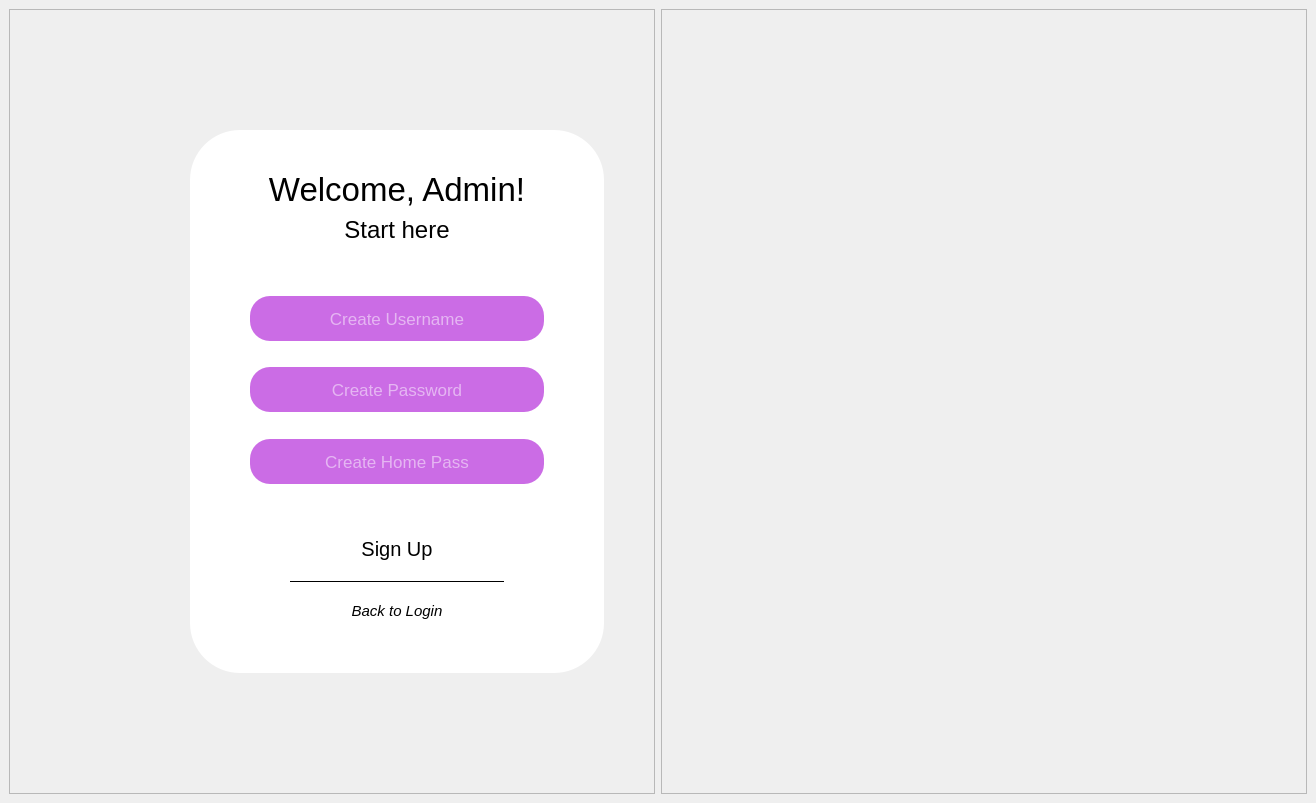
alexskh5/ENTRYSAFE, file ui/signup.ui: the form before one commit.
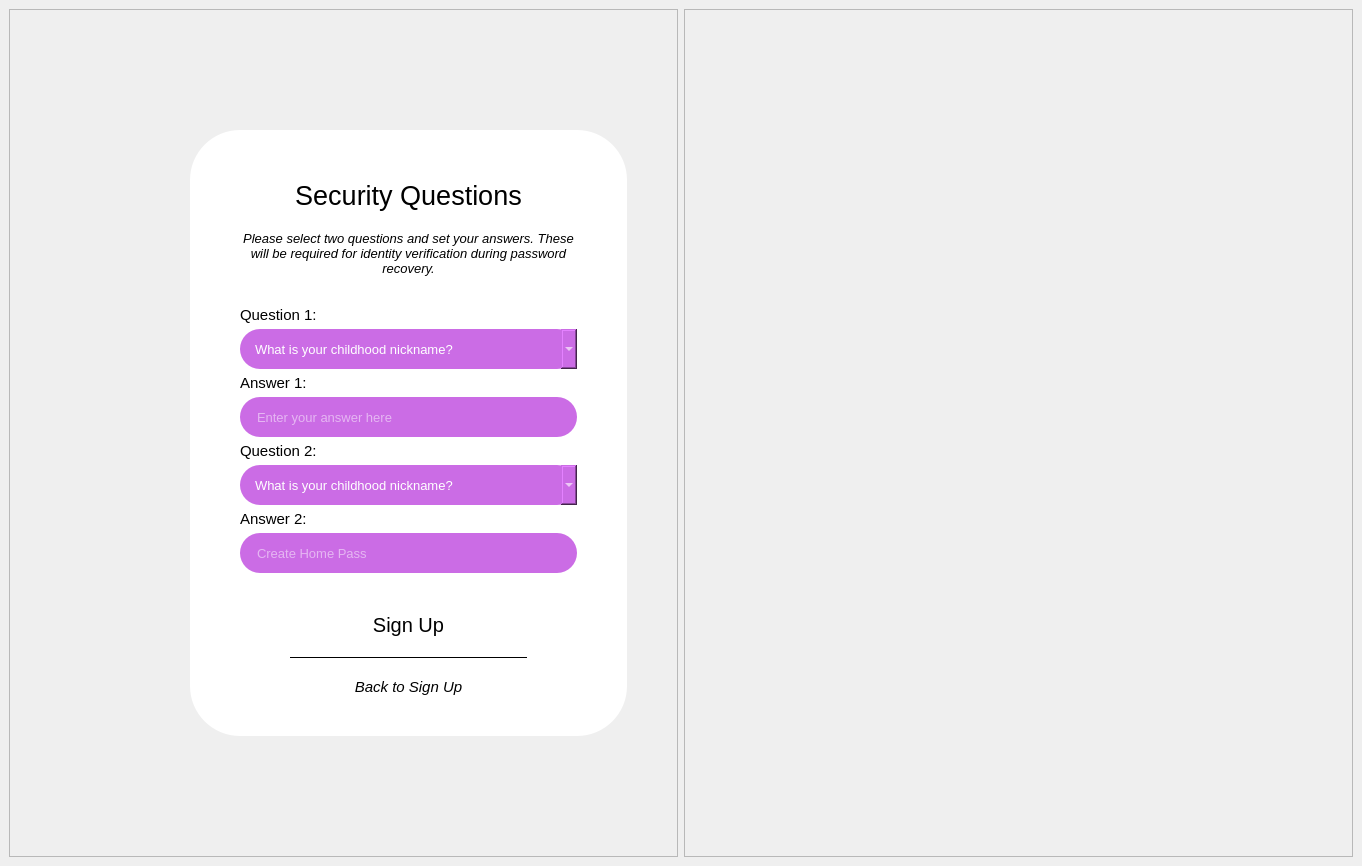
The form after the commit. Icons and pictures are not drawn.

Commit message: signup, login update. wa pina nahuman ang students ayaw lang sa tagda

The edit to the form file:
```diff
--- a/ui/signup.ui
+++ b/ui/signup.ui
@@ -6,8 +6,8 @@
    <rect>
     <x>0</x>
     <y>0</y>
-    <width>1316</width>
-    <height>803</height>
+    <width>1362</width>
+    <height>866</height>
    </rect>
   </property>
   <property name="windowTitle">
@@ -43,6 +43,28 @@
         <number>120</number>
        </property>
        <item>
+        <widget class="QStackedWidget" name="stackedWidget">
+         <property name="currentIndex">
+          <number>1</number>
+         </property>
+         <widget class="QWidget" name="signUpPage">
+          <layout class="QHBoxLayout" name="horizontalLayout_2">
+           <property name="spacing">
+            <number>0</number>
+           </property>
+           <property name="leftMargin">
+            <number>0</number>
+           </property>
+           <property name="topMargin">
+            <number>0</number>
+           </property>
+           <property name="rightMargin">
+            <number>0</number>
+           </property>
+           <property name="bottomMargin">
+            <number>0</number>
+           </property>
+           <item>
         <widget class="QFrame" name="loginField">
          <property name="styleSheet">
           <string notr="true">background-color: white;
@@ -401,7 +423,7 @@
               </spacer>
              </item>
              <item>
-              <widget class="QPushButton" name="signupBtn">
+                  <widget class="QPushButton" name="nextBtn">
                <property name="font">
                 <font>
                  <pointsize>15</pointsize>
@@ -409,7 +431,7 @@
                 </font>
                </property>
                <property name="text">
-                <string>Sign Up</string>
+                    <string>Next &gt;</string>
                </property>
               </widget>
              </item>
@@ -458,9 +480,550 @@
        </item>
       </layout>
      </widget>
+         <widget class="QWidget" name="securityPage">
+          <layout class="QHBoxLayout" name="horizontalLayout_4">
+           <property name="spacing">
+            <number>0</number>
+           </property>
+           <property name="leftMargin">
+            <number>0</number>
+           </property>
+           <property name="topMargin">
+            <number>0</number>
+           </property>
+           <property name="rightMargin">
+            <number>0</number>
+           </property>
+           <property name="bottomMargin">
+            <number>0</number>
+           </property>
+           <item>
+            <widget class="QFrame" name="loginField_2">
+             <property name="styleSheet">
+              <string notr="true">background-color: white;
+border-radius: 50;
+</string>
+             </property>
+             <property name="frameShape">
+              <enum>QFrame::StyledPanel</enum>
+             </property>
+             <property name="frameShadow">
+              <enum>QFrame::Raised</enum>
+             </property>
+             <layout class="QVBoxLayout" name="verticalLayout_7">
+              <property name="spacing">
+               <number>15</number>
+              </property>
+              <property name="leftMargin">
+               <number>50</number>
+              </property>
+              <property name="topMargin">
+               <number>30</number>
+              </property>
+              <property name="rightMargin">
+               <number>50</number>
+              </property>
+              <property name="bottomMargin">
+               <number>30</number>
+              </property>
+              <item>
+               <widget class="QFrame" name="top_2">
+                <property name="frameShape">
+                 <enum>QFrame::StyledPanel</enum>
+                </property>
+                <property name="frameShadow">
+                 <enum>QFrame::Raised</enum>
+                </property>
+                <layout class="QVBoxLayout" name="verticalLayout_8">
+                 <property name="spacing">
+                  <number>20</number>
+                 </property>
+                 <property name="leftMargin">
+                  <number>0</number>
+                 </property>
+                 <property name="topMargin">
+                  <number>20</number>
+                 </property>
+                 <property name="rightMargin">
+                  <number>0</number>
+                 </property>
+                 <property name="bottomMargin">
+                  <number>0</number>
+                 </property>
+                 <item>
+                  <widget class="QLabel" name="secLabel">
+                   <property name="maximumSize">
+                    <size>
+                     <width>16777215</width>
+                     <height>35</height>
+                    </size>
+                   </property>
+                   <property name="font">
+                    <font>
+                     <pointsize>20</pointsize>
+                    </font>
+                   </property>
+                   <property name="text">
+                    <string>Security Questions</string>
+                   </property>
+                   <property name="alignment">
+                    <set>Qt::AlignCenter</set>
+                   </property>
+                  </widget>
+                 </item>
+                 <item>
+                  <widget class="QLabel" name="messLabel">
+                   <property name="maximumSize">
+                    <size>
+                     <width>16777215</width>
+                     <height>100</height>
+                    </size>
+                   </property>
+                   <property name="font">
+                    <font>
+                     <pointsize>10</pointsize>
+                     <italic>true</italic>
+                    </font>
+                   </property>
+                   <property name="text">
+                    <string>Please select two questions and set your answers. These will be required for identity verification during password recovery.</string>
+                   </property>
+                   <property name="alignment">
+                    <set>Qt::AlignCenter</set>
+                   </property>
+                   <property name="wordWrap">
+                    <bool>true</bool>
+                   </property>
+                  </widget>
+                 </item>
+                </layout>
+               </widget>
+              </item>
+              <item>
+               <widget class="QFrame" name="mid_2">
+                <property name="frameShape">
+                 <enum>QFrame::StyledPanel</enum>
+                </property>
+                <property name="frameShadow">
+                 <enum>QFrame::Raised</enum>
+                </property>
+                <layout class="QVBoxLayout" name="verticalLayout_9">
+                 <property name="spacing">
+                  <number>5</number>
+                 </property>
+                 <property name="leftMargin">
+                  <number>0</number>
+                 </property>
+                 <property name="topMargin">
+                  <number>5</number>
+                 </property>
+                 <property name="rightMargin">
+                  <number>0</number>
+                 </property>
+                 <property name="bottomMargin">
+                  <number>5</number>
+                 </property>
+                 <item>
+                  <spacer name="verticalSpacer_10">
+                   <property name="orientation">
+                    <enum>Qt::Vertical</enum>
+                   </property>
+                   <property name="sizeHint" stdset="0">
+                    <size>
+                     <width>20</width>
+                     <height>40</height>
+                    </size>
+                   </property>
+                  </spacer>
+                 </item>
+                 <item>
+                  <widget class="QLabel" name="label">
+                   <property name="font">
+                    <font>
+                     <pointsize>11</pointsize>
+                    </font>
+                   </property>
+                   <property name="text">
+                    <string>Question 1:</string>
+                   </property>
+                  </widget>
+                 </item>
+                 <item>
+                  <widget class="QComboBox" name="q1Input">
+                   <property name="minimumSize">
+                    <size>
+                     <width>0</width>
+                     <height>40</height>
+                    </size>
+                   </property>
+                   <property name="maximumSize">
+                    <size>
+                     <width>16777215</width>
+                     <height>40</height>
+                    </size>
+                   </property>
+                   <property name="font">
+                    <font>
+                     <pointsize>10</pointsize>
+                    </font>
+                   </property>
+                   <property name="styleSheet">
+                    <string notr="true">background-color: #cb6ce5;
+color: white;
+border-radius: 20;
+padding: 0 15px;</string>
+                   </property>
+                   <item>
+                    <property name="text">
+                     <string>What is your childhood nickname?</string>
+                    </property>
+                   </item>
+                   <item>
+                    <property name="text">
+                     <string>What is the name of your first pet?</string>
+                    </property>
+                   </item>
+                   <item>
+                    <property name="text">
+                     <string>What is the name of your first best friend?</string>
+                    </property>
+                   </item>
+                   <item>
+                    <property name="text">
+                     <string>What city were you born in?</string>
+                    </property>
+                   </item>
+                   <item>
+                    <property name="text">
+                     <string>What was the name of your first school?</string>
+                    </property>
+                   </item>
+                   <item>
+                    <property name="text">
+                     <string>What was the name of your favorite teacher?</string>
+                    </property>
+                   </item>
+                   <item>
+                    <property name="text">
+                     <string>What is your favorite food?</string>
+                    </property>
+                   </item>
+                   <item>
+                    <property name="text">
+                     <string>What is your favorite movie?</string>
+                    </property>
+                   </item>
+                  </widget>
+                 </item>
+                 <item>
+                  <widget class="QLabel" name="label_2">
+                   <property name="font">
+                    <font>
+                     <pointsize>11</pointsize>
+                    </font>
+                   </property>
+                   <property name="text">
+                    <string>Answer 1:</string>
+                   </property>
+                  </widget>
+                 </item>
+                 <item>
+                  <widget class="QLineEdit" name="ans1Input">
+                   <property name="sizePolicy">
+                    <sizepolicy hsizetype="Preferred" vsizetype="Preferred">
+                     <horstretch>0</horstretch>
+                     <verstretch>0</verstretch>
+                    </sizepolicy>
+                   </property>
+                   <property name="minimumSize">
+                    <size>
+                     <width>0</width>
+                     <height>40</height>
+                    </size>
+                   </property>
+                   <property name="maximumSize">
+                    <size>
+                     <width>16777215</width>
+                     <height>40</height>
+                    </size>
+                   </property>
+                   <property name="font">
+                    <font>
+                     <pointsize>10</pointsize>
+                     <bold>false</bold>
+                    </font>
+                   </property>
+                   <property name="styleSheet">
+                    <string notr="true">background-color: #cb6ce5;
+color: white;
+border-radius: 20;
+padding: 0 15px;</string>
+                   </property>
+                   <property name="alignment">
+                    <set>Qt::AlignLeading|Qt::AlignLeft|Qt::AlignVCenter</set>
+                   </property>
+                   <property name="placeholderText">
+                    <string>Enter your answer here</string>
+                   </property>
+                  </widget>
+                 </item>
+                 <item>
+                  <widget class="QLabel" name="label_3">
+                   <property name="font">
+                    <font>
+                     <pointsize>11</pointsize>
+                    </font>
+                   </property>
+                   <property name="text">
+                    <string>Question 2:</string>
+                   </property>
+                  </widget>
+                 </item>
+                 <item>
+                  <widget class="QComboBox" name="q2Input">
+                   <property name="minimumSize">
+                    <size>
+                     <width>0</width>
+                     <height>40</height>
+                    </size>
+                   </property>
+                   <property name="maximumSize">
+                    <size>
+                     <width>16777215</width>
+                     <height>40</height>
+                    </size>
+                   </property>
+                   <property name="font">
+                    <font>
+                     <pointsize>10</pointsize>
+                    </font>
+                   </property>
+                   <property name="styleSheet">
+                    <string notr="true">background-color: #cb6ce5;
+color: white;
+border-radius: 20;
+padding: 0 15px;</string>
+                   </property>
+                   <item>
+                    <property name="text">
+                     <string>What is your childhood nickname?</string>
+                    </property>
+                   </item>
+                   <item>
+                    <property name="text">
+                     <string>What is the name of your first pet?</string>
+                    </property>
+                   </item>
+                   <item>
+                    <property name="text">
+                     <string>What is the name of your first best friend?</string>
+                    </property>
+                   </item>
+                   <item>
+                    <property name="text">
+                     <string>What city were you born in?</string>
+                    </property>
+                   </item>
+                   <item>
+                    <property name="text">
+                     <string>What was the name of your first school?</string>
+                    </property>
+                   </item>
+                   <item>
+                    <property name="text">
+                     <string>What was the name of your favorite teacher?</string>
+                    </property>
+                   </item>
+                   <item>
+                    <property name="text">
+                     <string>What is your favorite food?</string>
+                    </property>
+                   </item>
+                   <item>
+                    <property name="text">
+                     <string>What is your favorite movie?</string>
+                    </property>
+                   </item>
+                  </widget>
+                 </item>
+                 <item>
+                  <widget class="QLabel" name="label_4">
+                   <property name="font">
+                    <font>
+                     <pointsize>11</pointsize>
+                    </font>
+                   </property>
+                   <property name="text">
+                    <string>Answer 2:</string>
+                   </property>
+                  </widget>
+                 </item>
+                 <item>
+                  <widget class="QLineEdit" name="ans2Input">
+                   <property name="sizePolicy">
+                    <sizepolicy hsizetype="Preferred" vsizetype="Preferred">
+                     <horstretch>0</horstretch>
+                     <verstretch>0</verstretch>
+                    </sizepolicy>
+                   </property>
+                   <property name="minimumSize">
+                    <size>
+                     <width>0</width>
+                     <height>40</height>
+                    </size>
+                   </property>
+                   <property name="maximumSize">
+                    <size>
+                     <width>16777215</width>
+                     <height>40</height>
+                    </size>
+                   </property>
+                   <property name="font">
+                    <font>
+                     <pointsize>10</pointsize>
+                    </font>
+                   </property>
+                   <property name="styleSheet">
+                    <string notr="true">background-color: #cb6ce5;
+color: white;
+border-radius: 20;
+padding: 0 15px;</string>
+                   </property>
+                   <property name="text">
+                    <string/>
+                   </property>
+                   <property name="alignment">
+                    <set>Qt::AlignLeading|Qt::AlignLeft|Qt::AlignVCenter</set>
+                   </property>
+                   <property name="placeholderText">
+                    <string>Create Home Pass</string>
+                   </property>
+                  </widget>
+                 </item>
+                 <item>
+                  <spacer name="verticalSpacer_9">
+                   <property name="orientation">
+                    <enum>Qt::Vertical</enum>
+                   </property>
+                   <property name="sizeHint" stdset="0">
+                    <size>
+                     <width>20</width>
+                     <height>40</height>
+                    </size>
+                   </property>
+                  </spacer>
+                 </item>
+                </layout>
+               </widget>
+              </item>
+              <item>
+               <widget class="QFrame" name="bot_2">
+                <property name="frameShape">
+                 <enum>QFrame::StyledPanel</enum>
+                </property>
+                <property name="frameShadow">
+                 <enum>QFrame::Raised</enum>
+                </property>
+                <layout class="QVBoxLayout" name="verticalLayout_10">
+                 <property name="spacing">
+                  <number>20</number>
+                 </property>
+                 <property name="leftMargin">
+                  <number>50</number>
+                 </property>
+                 <property name="topMargin">
+                  <number>0</number>
+                 </property>
+                 <property name="rightMargin">
+                  <number>50</number>
+                 </property>
+                 <property name="bottomMargin">
+                  <number>0</number>
+                 </property>
+                 <item>
+                  <spacer name="verticalSpacer_15">
+                   <property name="orientation">
+                    <enum>Qt::Vertical</enum>
+                   </property>
+                   <property name="sizeHint" stdset="0">
+                    <size>
+                     <width>20</width>
+                     <height>40</height>
+                    </size>
+                   </property>
+                  </spacer>
+                 </item>
+                 <item>
+                  <widget class="QPushButton" name="signupBtn">
+                   <property name="font">
+                    <font>
+                     <pointsize>15</pointsize>
+                     <italic>false</italic>
+                    </font>
+                   </property>
+                   <property name="text">
+                    <string>Sign Up</string>
+                   </property>
+                  </widget>
+                 </item>
+                 <item>
+                  <widget class="Line" name="line_2">
+                   <property name="styleSheet">
+                    <string notr="true">background-color: black;
+max-height: 1px;</string>
+                   </property>
+                   <property name="orientation">
+                    <enum>Qt::Horizontal</enum>
+                   </property>
+                  </widget>
+                 </item>
+                 <item>
+                  <widget class="QPushButton" name="backToSignupBtn">
+                   <property name="font">
+                    <font>
+                     <pointsize>11</pointsize>
+                     <italic>true</italic>
+                    </font>
+                   </property>
+                   <property name="text">
+                    <string>Back to Sign Up</string>
+                   </property>
+                  </widget>
+                 </item>
+                 <item>
+                  <spacer name="verticalSpacer_16">
+                   <property name="orientation">
+                    <enum>Qt::Vertical</enum>
+                   </property>
+                   <property name="sizeHint" stdset="0">
+                    <size>
+                     <width>20</width>
+                     <height>40</height>
+                    </size>
+                   </property>
+                  </spacer>
+                 </item>
+                </layout>
+               </widget>
+              </item>
+             </layout>
+            </widget>
+           </item>
+          </layout>
+         </widget>
+        </widget>
+       </item>
+      </layout>
+     </widget>
     </item>
     <item>
      <widget class="QFrame" name="rightFrame">
+      <property name="sizePolicy">
+       <sizepolicy hsizetype="Expanding" vsizetype="Preferred">
+        <horstretch>0</horstretch>
+        <verstretch>0</verstretch>
+       </sizepolicy>
+      </property>
       <property name="frameShape">
        <enum>QFrame::StyledPanel</enum>
       </property>
```
Left out of the diff: 4 changed lines with no effect on the pictures. Lines whose indentation alone changed are shown as unchanged. The commit also changes 5 other files.
